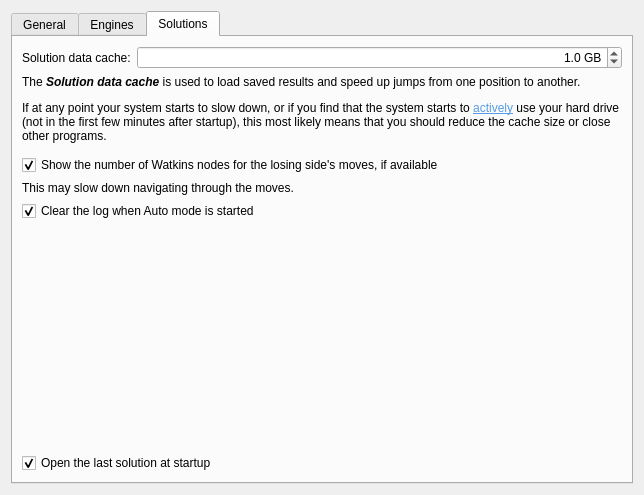
The window that projects/gui/ui/settingsdlg.ui (tolius/solver) describes before a commit, drawn with Qt 5.
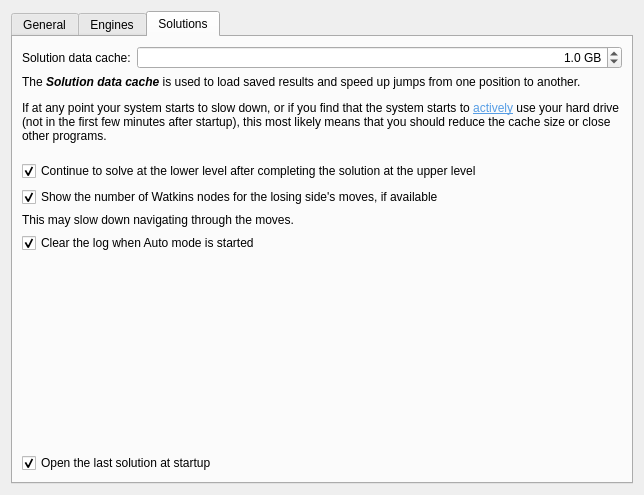
The same window after the commit. The open tabs and pages were chosen to show the change.

Commit message: disable auto lower level by default

The edit to the form file:
```diff
--- a/projects/gui/ui/settingsdlg.ui
+++ b/projects/gui/ui/settingsdlg.ui
@@ -673,11 +673,21 @@
          <property name="sizeHint" stdset="0">
           <size>
            <width>20</width>
-           <height>6</height>
+           <height>12</height>
           </size>
          </property>
         </spacer>
        </item>
+       <item>
+        <widget class="QCheckBox" name="m_lowerLevel">
+         <property name="text">
+          <string>Continue to solve at the lower level after completing the solution at the upper level</string>
+         </property>
+         <property name="checked">
+          <bool>true</bool>
+         </property>
+        </widget>
+       </item>
        <item>
         <widget class="QCheckBox" name="m_showWatkinsForOpponent">
          <property name="text">
```
The commit also changes 2 other files.
